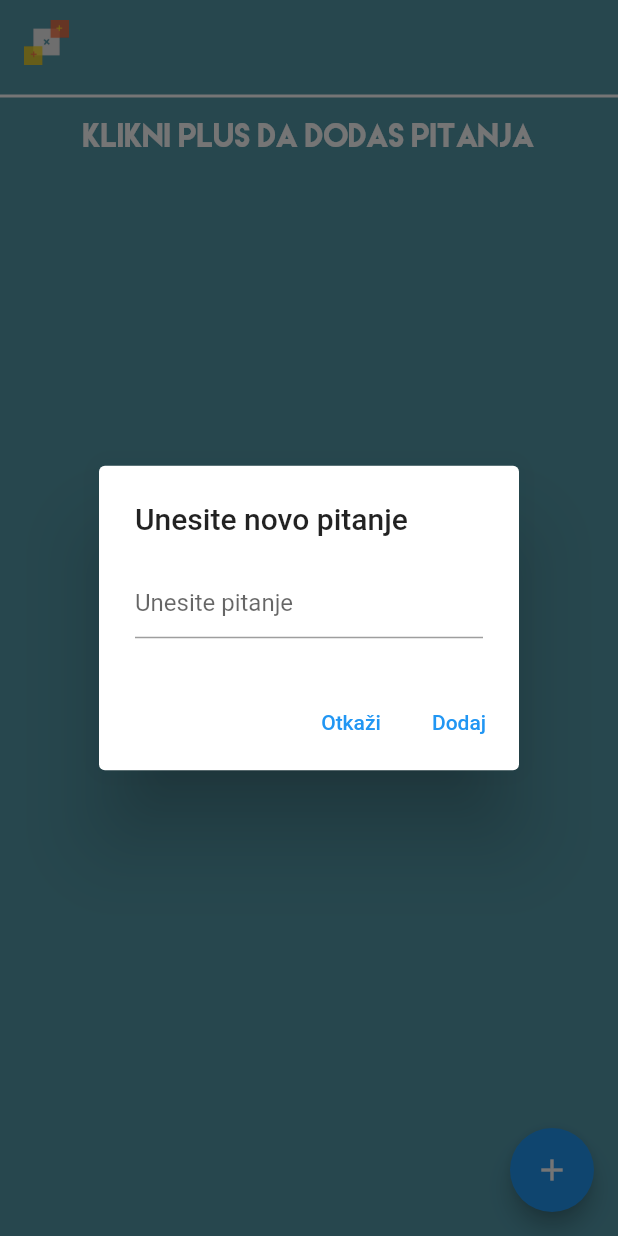
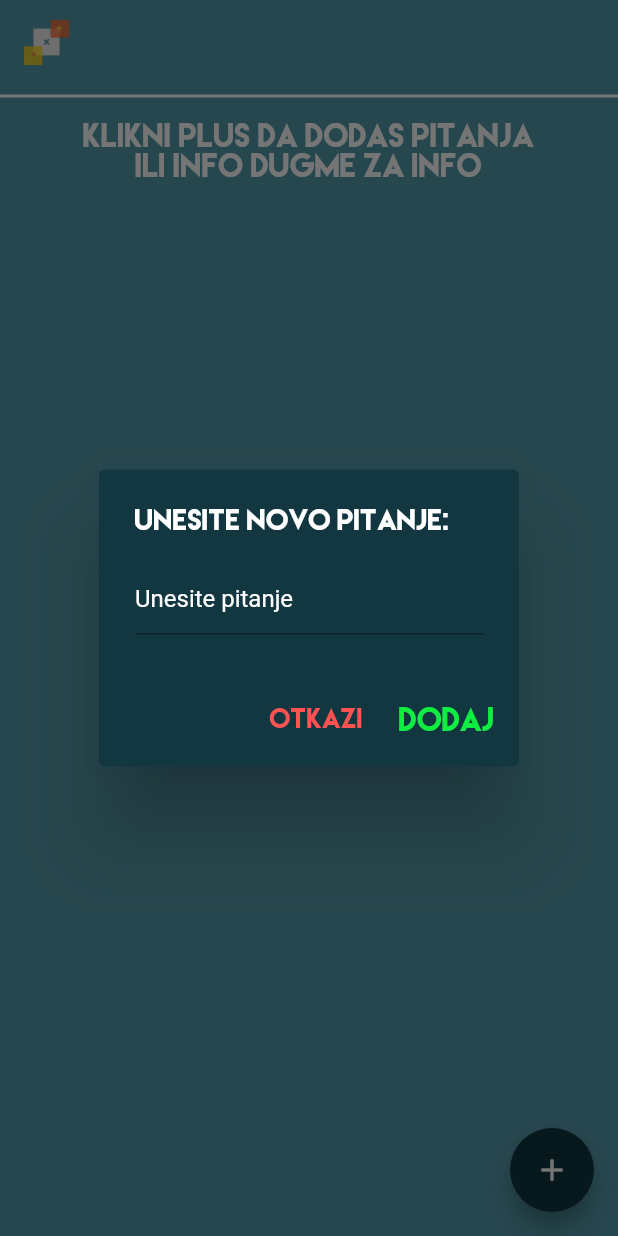
Before and after one commit to kalaqic/survey_results_counter, a Flutter app: the screen it shows after launch, after a tap on the "add" icon, on a phone screen of 412 x 824 dp. Run offline on Flutter 3.47's test engine with Material 2 defaults, Android fonts, the phone set to English and light mode, and no system bars; our stand-ins replace flutter_svg.

Commit message:
decorate things a bit better

```diff
--- a/lib/screens/landing/landing.dart
+++ b/lib/screens/landing/landing.dart
@@ -30,25 +30,50 @@ class _LandingScreenState extends State<LandingScreen> {
       context: context,
       builder: (BuildContext context) {
         return AlertDialog(
-          title: const Text('Unesite novo pitanje'),
+          backgroundColor: CustomTheme.darkerBlue,
+          title: Text(
+            'Unesite novo pitanje:',
+            style: CustomTheme.titleTextStyle(fontSize: 18),
+          ),
           content: TextField(
+            style: TextStyle(
+              color: CustomTheme.white,
+            ),
             controller: newTextController,
-            decoration: const InputDecoration(hintText: 'Unesite pitanje'),
+            decoration: InputDecoration(
+                hintText: 'Unesite pitanje',
+                hintStyle: TextStyle(
+                  color: CustomTheme.white,
+                )),
           ),
           actions: <Widget>[
             TextButton(
               onPressed: () {
                 Navigator.of(context).pop();
               },
-              child: const Text('Otkaži'),
+              child: Text(
+                'otkazi',
+                style: CustomTheme.titleTextStyle(
+                  color: CustomTheme.red,
+                  fontSize: 17,
+                ),
+              ),
             ),
             TextButton(
               onPressed: () {
-                if (newTextController.text.isEmpty) {
+                if (newTextController.text.startsWith(' ') ||
+                    newTextController.text.isEmpty ||
+                    newTextController.text.endsWith(' ')) {
                   ScaffoldMessenger.of(context).showSnackBar(
                     SnackBar(
-                      backgroundColor: CustomTheme.orange,
-                      content: const Text('Morate uneti pitanje.'),
+                      backgroundColor: CustomTheme.darkerBlue,
+                      content: Text(
+                        'Pitanje nije odgovarajuce!',
+                        style: CustomTheme.titleTextStyle(
+                          color: CustomTheme.red,
+                          fontSize: 20,
+                        ),
+                      ),
                       duration: const Duration(seconds: 2),
                     ),
                   );
@@ -57,7 +82,13 @@ class _LandingScreenState extends State<LandingScreen> {
                   Navigator.of(context).pop();
                 }
               },
-              child: const Text('Dodaj'),
+              child: Text(
+                'DODAJ',
+                style: CustomTheme.titleTextStyle(
+                  color: CustomTheme.green,
+                  fontSize: 20,
+                ),
+              ),
             ),
           ],
         );
@@ -69,6 +100,7 @@ class _LandingScreenState extends State<LandingScreen> {
   Widget build(BuildContext context) {
     return Scaffold(
       floatingActionButton: FloatingActionButton(
+        backgroundColor: CustomTheme.darkerBlue,
         onPressed: () {
           enterYourQuestionPopUp();
         },
@@ -95,9 +127,17 @@ class _LandingScreenState extends State<LandingScreen> {
             child: Padding(
               padding: const EdgeInsets.all(8.0),
               child: surveyQuestions.isEmpty
-                  ? Text(
-                      'KLIKNI PLUS DA DODAS PITANJA',
-                      style: CustomTheme.titleTextStyle(),
+                  ? Column(
+                      children: [
+                        Text(
+                          'KLIKNI PLUS DA DODAS PITANJA',
+                          style: CustomTheme.titleTextStyle(),
+                        ),
+                        Text(
+                          'ILI INFO DUGME ZA INFO',
+                          style: CustomTheme.titleTextStyle(),
+                        ),
+                      ],
                     )
                   : ListView.builder(
                       itemCount: surveyQuestions.length,
--- a/lib/theme.dart
+++ b/lib/theme.dart
@@ -3,16 +3,19 @@ import 'package:flutter/material.dart';
 class CustomTheme {
   static String primaryFont = 'LemonMilk';
   static Color white = Colors.white;
+  static Color red = Colors.redAccent;
+  static Color green = const Color.fromARGB(255, 15, 237, 67);
   static Color grayBlue = const Color(0xFFB0D7E2);
   static Color greenBLue = const Color(0xFF549AAB);
   static Color darkerBlue = const Color(0xFF123740);
   static Color orange = const Color(0xFFF1802D);
 
-  static TextStyle titleTextStyle({double fontSize = 20}) {
+  static TextStyle titleTextStyle(
+      {double fontSize = 20, Color color = Colors.white}) {
     return TextStyle(
       fontFamily: primaryFont,
       fontSize: fontSize,
-      color: white,
+      color: color,
     );
   }
 }
```
